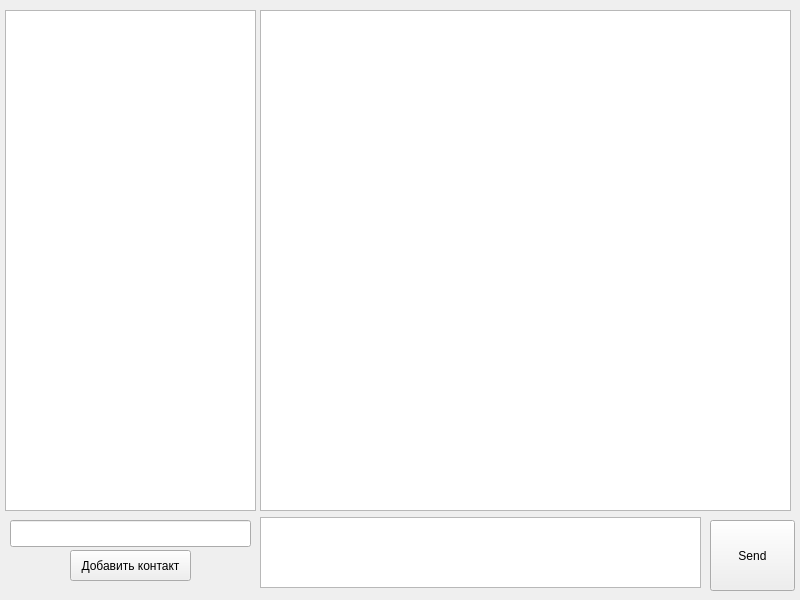
The window that client/chat.ui (Shadwar/messenger) describes before a commit, drawn with Qt 5.
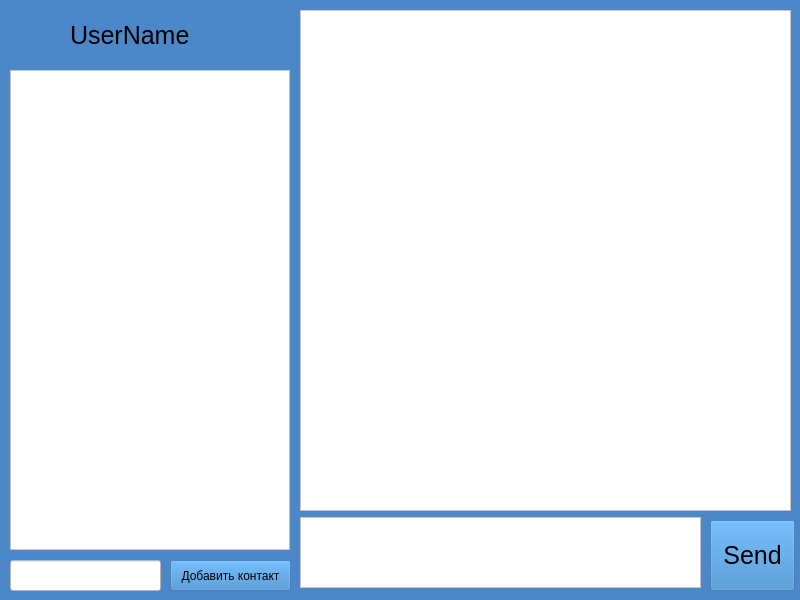
The same window after the commit. Icons and pictures are not drawn.

Commit message: Изменен стиль окна чата

What changed in the file:
```diff
--- a/client/chat.ui
+++ b/client/chat.ui
@@ -14,35 +14,47 @@
    <string>Chat</string>
   </property>
   <widget class="QWidget" name="centralwidget">
+   <property name="styleSheet">
+    <string notr="true">background-color: rgb(76, 135, 202);</string>
+   </property>
    <widget class="QListView" name="contacts">
     <property name="geometry">
      <rect>
-      <x>5</x>
-      <y>10</y>
-      <width>251</width>
-      <height>501</height>
+      <x>10</x>
+      <y>70</y>
+      <width>280</width>
+      <height>480</height>
      </rect>
     </property>
+    <property name="styleSheet">
+     <string notr="true">background-color: rgb(255, 255, 255);</string>
+    </property>
    </widget>
    <widget class="QListView" name="chat">
     <property name="geometry">
      <rect>
-      <x>260</x>
+      <x>300</x>
       <y>10</y>
-      <width>531</width>
+      <width>491</width>
       <height>501</height>
      </rect>
     </property>
+    <property name="styleSheet">
+     <string notr="true">background-color: rgb(255, 255, 255);</string>
+    </property>
    </widget>
    <widget class="QPlainTextEdit" name="text_input">
     <property name="geometry">
      <rect>
-      <x>260</x>
+      <x>300</x>
       <y>517</y>
-      <width>441</width>
+      <width>401</width>
       <height>71</height>
      </rect>
     </property>
+    <property name="styleSheet">
+     <string notr="true">background-color: rgb(255, 255, 255);</string>
+    </property>
    </widget>
    <widget class="QPushButton" name="send_button">
     <property name="geometry">
@@ -53,6 +65,9 @@
       <height>71</height>
      </rect>
     </property>
+    <property name="styleSheet">
+     <string notr="true">background-color: rgba(50, 127, 198, 100);font: 19pt;</string>
+    </property>
     <property name="text">
      <string>Send</string>
     </property>
@@ -60,12 +75,15 @@
    <widget class="QPushButton" name="add_contact_button">
     <property name="geometry">
      <rect>
-      <x>70</x>
-      <y>550</y>
+      <x>170</x>
+      <y>560</y>
       <width>121</width>
       <height>31</height>
      </rect>
     </property>
+    <property name="styleSheet">
+     <string notr="true">background-color: rgba(50, 127, 198, 100);</string>
+    </property>
     <property name="text">
      <string>Добавить контакт</string>
     </property>
@@ -74,10 +92,55 @@
     <property name="geometry">
      <rect>
       <x>10</x>
-      <y>520</y>
-      <width>241</width>
-      <height>27</height>
+      <y>560</y>
+      <width>151</width>
+      <height>31</height>
      </rect>
+    </property>
+    <property name="styleSheet">
+     <string notr="true">background-color: rgb(255, 255, 255);</string>
+    </property>
+   </widget>
+   <widget class="QLabel" name="user_name">
+    <property name="geometry">
+     <rect>
+      <x>70</x>
+      <y>10</y>
+      <width>221</width>
+      <height>51</height>
+     </rect>
+    </property>
+    <property name="styleSheet">
+     <string notr="true">font: 19pt;</string>
+    </property>
+    <property name="text">
+     <string>UserName</string>
+    </property>
+   </widget>
+   <widget class="QPushButton" name="user_image">
+    <property name="geometry">
+     <rect>
+      <x>10</x>
+      <y>10</y>
+      <width>50</width>
+      <height>50</height>
+     </rect>
+    </property>
+    <property name="text">
+     <string/>
+    </property>
+    <property name="icon">
+     <iconset>
+      <normaloff>assets/no_user_avatar.png</normaloff>assets/no_user_avatar.png</iconset>
+    </property>
+    <property name="iconSize">
+     <size>
+      <width>50</width>
+      <height>50</height>
+     </size>
+    </property>
+    <property name="flat">
+     <bool>true</bool>
     </property>
    </widget>
   </widget>
```
The commit also changes 2 other files.
